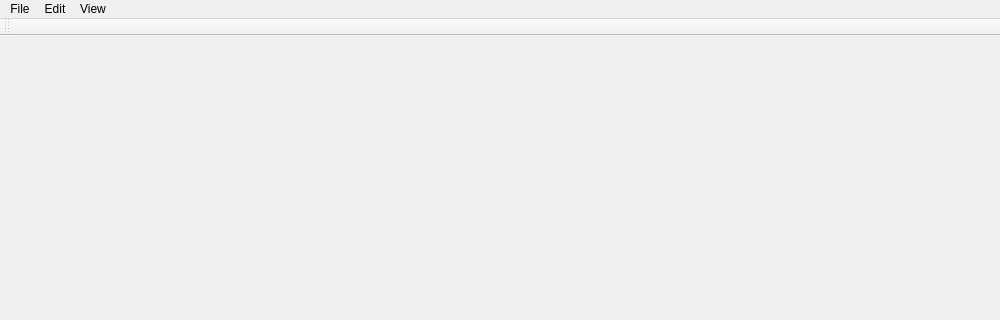
Above: desktop/FlowLink.ui from ForSuhr/FlowLink before the change; both pictures show x 0 to 1000 and y 0 to 320 of the 1000 by 600 pixel window. Below: the same form after it.
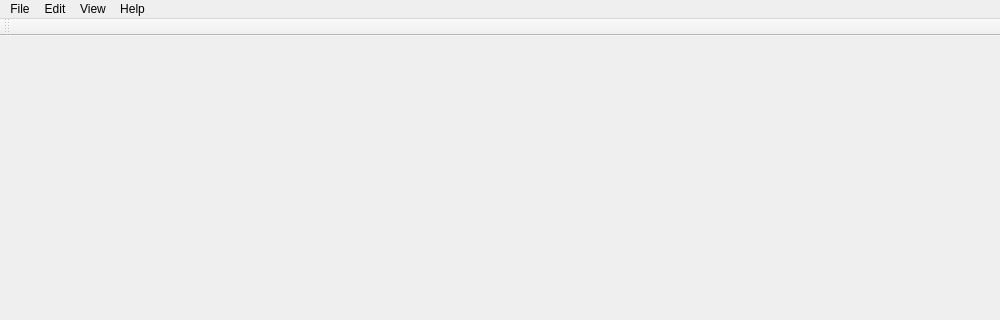
That is the form after the change.

Patch:
```diff
--- a/desktop/FlowLink.ui
+++ b/desktop/FlowLink.ui
@@ -20,7 +20,7 @@
      <x>0</x>
      <y>0</y>
      <width>1000</width>
-     <height>21</height>
+     <height>22</height>
     </rect>
    </property>
    <widget class="QMenu" name="menuFile">
@@ -38,9 +38,15 @@
      <string>View</string>
     </property>
    </widget>
+   <widget class="QMenu" name="menuHelp">
+    <property name="title">
+     <string>Help</string>
+    </property>
+   </widget>
    <addaction name="menuFile"/>
    <addaction name="menuEdit"/>
    <addaction name="menuView"/>
+   <addaction name="menuHelp"/>
   </widget>
   <widget class="QStatusBar" name="statusbar"/>
   <widget class="QToolBar" name="toolBar">
```
